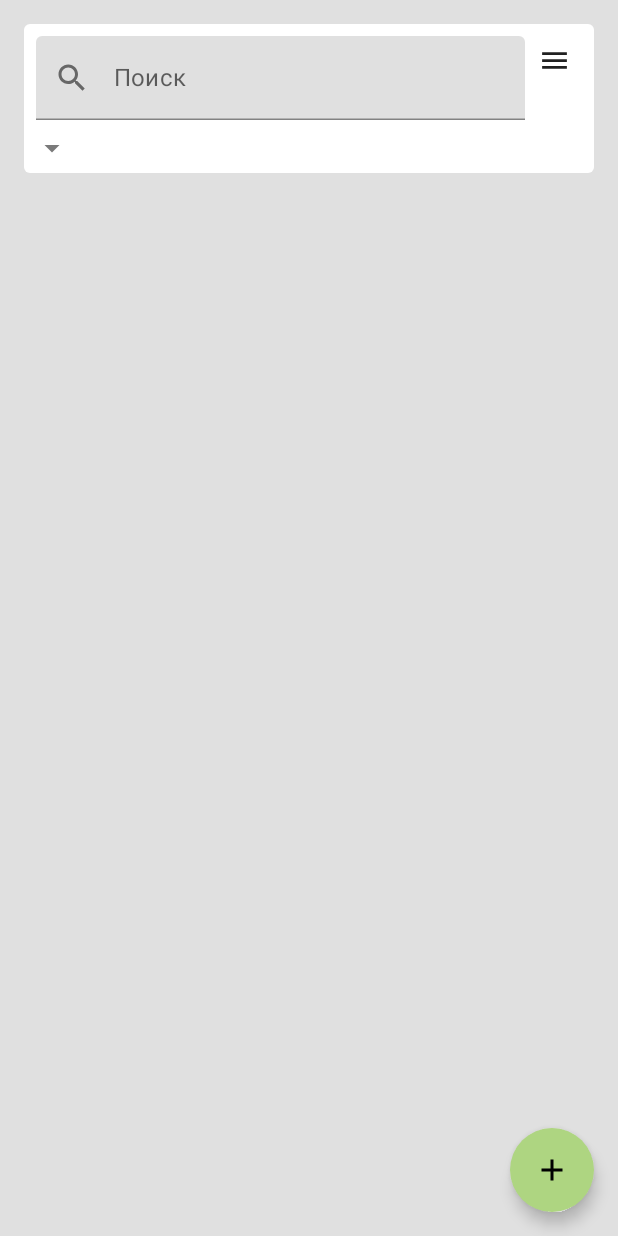
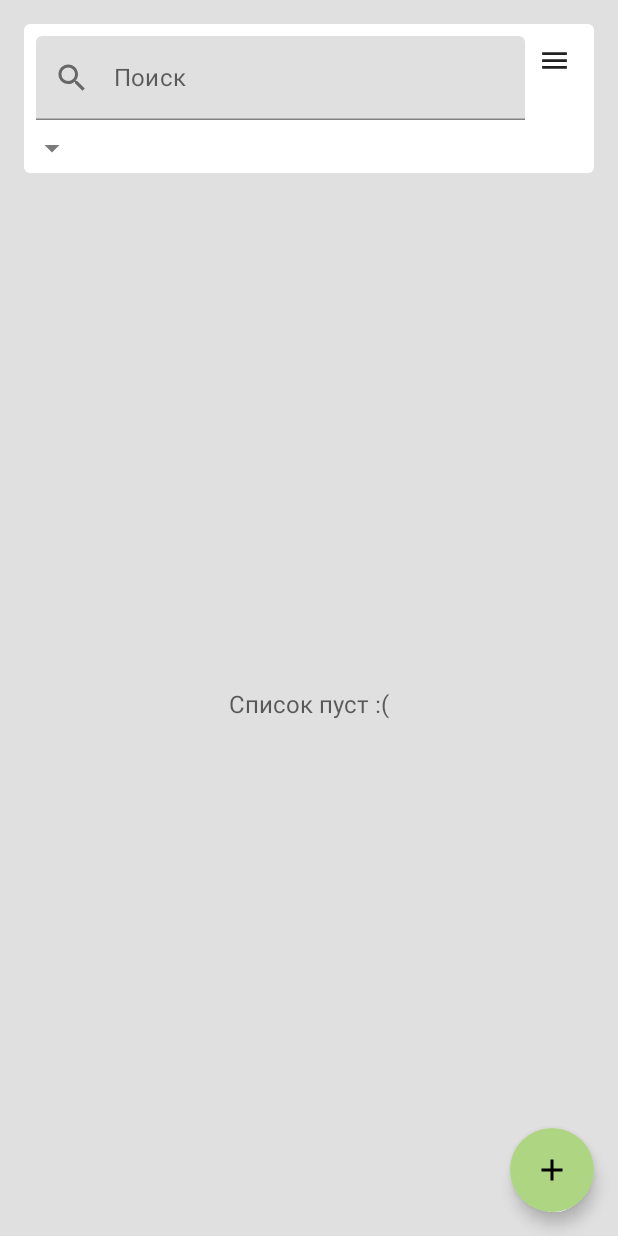
Before and after one commit to StasShevchenko/Notebook, an Android app built with Jetpack Compose: the composable EntriesScreen shown on its own in the app's theme, on a phone screen of 412 x 824 dp. Run offline under Robolectric (Android 15) with nearby library versions, the phone set to English and light mode, and no system bars; our stand-ins replace Dagger/Hilt's generated code, Room's generated code, accompanist; libraries missing offline, so code that uses them is left out: com.ramcosta.composedestinations; 1 statement that could not run was skipped.

Commit message:
Empty list message is added.

```diff
--- a/app/src/main/java/com/example/notebook/feature_notebook/presentation/entries/EntriesScreen.kt
+++ b/app/src/main/java/com/example/notebook/feature_notebook/presentation/entries/EntriesScreen.kt
@@ -14,6 +14,7 @@ import androidx.compose.runtime.rememberCoroutineScope
 import androidx.compose.ui.Alignment
 import androidx.compose.ui.ExperimentalComposeUiApi
 import androidx.compose.ui.Modifier
+import androidx.compose.ui.draw.alpha
 import androidx.compose.ui.platform.LocalFocusManager
 import androidx.compose.ui.platform.LocalSoftwareKeyboardController
 import androidx.compose.ui.unit.dp
@@ -95,6 +96,15 @@ fun EntriesScreen(
                     )
                 }
             }
+            if(viewModel.state.value.entries.size == 0){
+                Column(
+                    modifier = Modifier.fillMaxSize().alpha(0.7f),
+                    horizontalAlignment = Alignment.CenterHorizontally,
+                    verticalArrangement = Arrangement.Center
+                ){
+                    Text("Список пуст :(")
+                }
+            }
             LazyColumn(
                 modifier = Modifier
                     .fillMaxSize()
```
